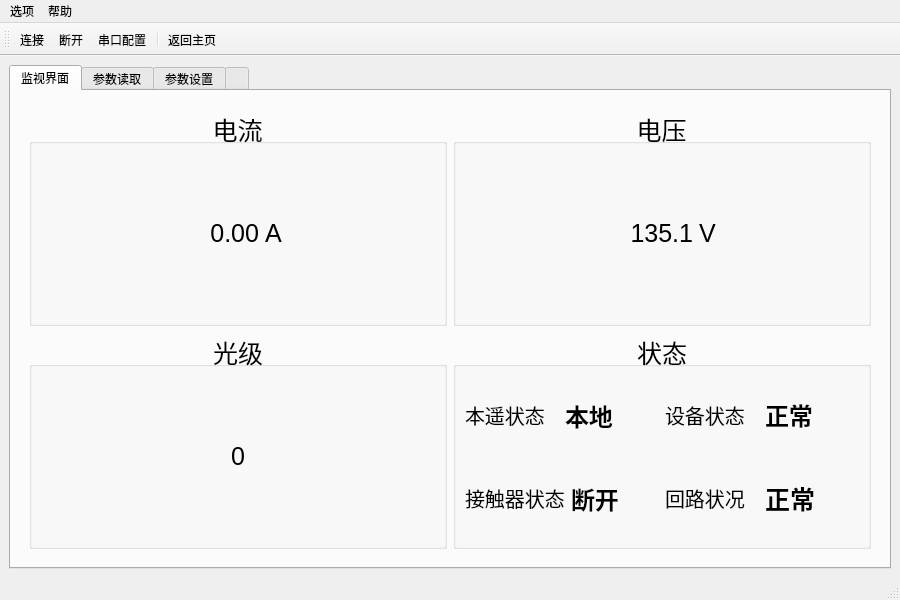
This is ccr.ui in archeno/QserialTool as Qt 5 draws it before an edit. The edited form follows.
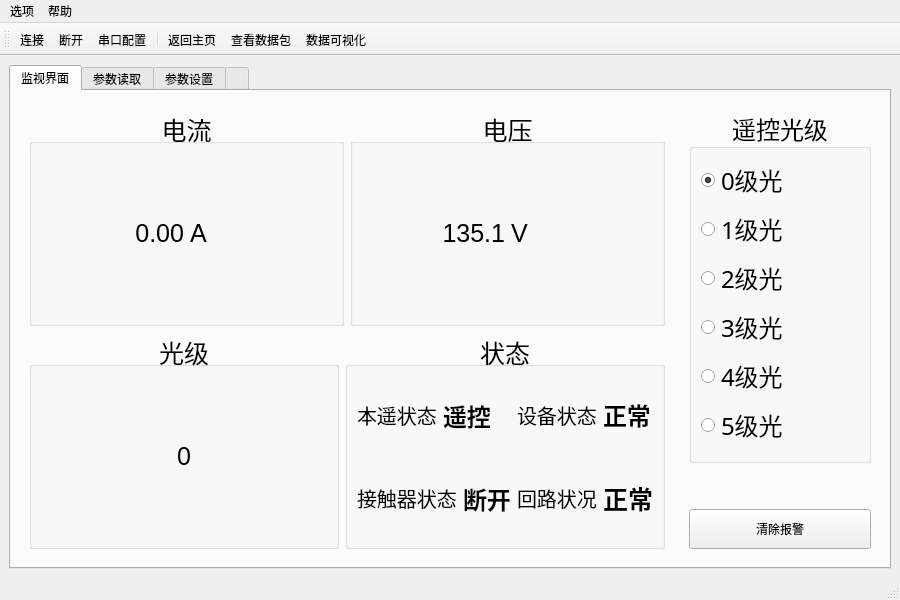
This is the edited form. Icons and pictures are not drawn.

```diff
--- a/ccr.ui
+++ b/ccr.ui
@@ -14,7 +14,7 @@
    <string>MainWindow</string>
   </property>
   <widget class="QWidget" name="centralwidget">
-   <layout class="QVBoxLayout" name="verticalLayout">
+   <layout class="QVBoxLayout" name="verticalLayout_4">
     <item>
      <widget class="QTabWidget" name="tabWidget">
       <property name="autoFillBackground">
@@ -27,8 +27,8 @@
        <attribute name="title">
         <string>监视界面</string>
        </attribute>
-       <layout class="QGridLayout" name="gridLayout_2">
-        <item row="0" column="0">
+       <layout class="QHBoxLayout" name="horizontalLayout_9">
+        <item>
          <widget class="QWidget" name="widget" native="true">
           <layout class="QVBoxLayout" name="verticalLayout_6">
            <item>
@@ -51,34 +51,30 @@
                </property>
                <layout class="QGridLayout" name="gridLayout">
                 <item row="0" column="0">
-                 <layout class="QHBoxLayout" name="horizontalLayout">
-                  <item>
-                   <widget class="QLabel" name="labCurrent">
-                    <property name="text">
-                     <string>0.00</string>
-                    </property>
-                    <property name="alignment">
-                     <set>Qt::AlignRight|Qt::AlignTrailing|Qt::AlignVCenter</set>
-                    </property>
-                    <property name="value" stdset="0">
-                     <bool>false</bool>
-                    </property>
-                   </widget>
-                  </item>
-                  <item>
-                   <widget class="QLabel" name="labA">
-                    <property name="maximumSize">
-                     <size>
-                      <width>170</width>
-                      <height>16777215</height>
-                     </size>
-                    </property>
-                    <property name="text">
-                     <string>A</string>
-                    </property>
-                   </widget>
-                  </item>
-                 </layout>
+                 <widget class="QLabel" name="labCurrent">
+                  <property name="text">
+                   <string>0.00</string>
+                  </property>
+                  <property name="alignment">
+                   <set>Qt::AlignRight|Qt::AlignTrailing|Qt::AlignVCenter</set>
+                  </property>
+                  <property name="value" stdset="0">
+                   <bool>false</bool>
+                  </property>
+                 </widget>
+                </item>
+                <item row="0" column="1">
+                 <widget class="QLabel" name="labA">
+                  <property name="maximumSize">
+                   <size>
+                    <width>16777215</width>
+                    <height>16777215</height>
+                   </size>
+                  </property>
+                  <property name="text">
+                   <string>A</string>
+                  </property>
+                 </widget>
                 </item>
                </layout>
               </widget>
@@ -102,6 +98,9 @@
                <layout class="QGridLayout" name="gridLayout_3">
                 <item row="0" column="0">
                  <layout class="QHBoxLayout" name="horizontalLayout_8">
+                  <property name="spacing">
+                   <number>6</number>
+                  </property>
                   <item>
                    <widget class="QLabel" name="labVoltage">
                     <property name="text">
@@ -119,7 +118,7 @@
                    <widget class="QLabel" name="labV">
                     <property name="maximumSize">
                      <size>
-                      <width>160</width>
+                      <width>16777215</width>
                       <height>16777215</height>
                      </size>
                     </property>
@@ -282,7 +281,7 @@
                        </font>
                       </property>
                       <property name="text">
-                       <string>本地</string>
+                       <string>遥控</string>
                       </property>
                       <property name="value" stdset="0">
                        <bool>false</bool>
@@ -334,6 +333,113 @@
           </layout>
          </widget>
         </item>
+        <item>
+         <widget class="QWidget" name="widget_2" native="true">
+          <property name="maximumSize">
+           <size>
+            <width>200</width>
+            <height>16777215</height>
+           </size>
+          </property>
+          <layout class="QVBoxLayout" name="verticalLayout">
+           <item>
+            <widget class="QGroupBox" name="groupBox_4">
+             <property name="font">
+              <font>
+               <family>AcadEref</family>
+               <pointsize>18</pointsize>
+              </font>
+             </property>
+             <property name="title">
+              <string>遥控光级</string>
+             </property>
+             <property name="alignment">
+              <set>Qt::AlignCenter</set>
+             </property>
+             <property name="flat">
+              <bool>false</bool>
+             </property>
+             <layout class="QVBoxLayout" name="verticalLayout_5">
+              <item>
+               <widget class="QRadioButton" name="rbtn0">
+                <property name="text">
+                 <string>0级光</string>
+                </property>
+                <property name="checked">
+                 <bool>true</bool>
+                </property>
+               </widget>
+              </item>
+              <item>
+               <widget class="QRadioButton" name="rbtn1">
+                <property name="text">
+                 <string>1级光</string>
+                </property>
+               </widget>
+              </item>
+              <item>
+               <widget class="QRadioButton" name="rbtn2">
+                <property name="text">
+                 <string>2级光</string>
+                </property>
+               </widget>
+              </item>
+              <item>
+               <widget class="QRadioButton" name="rbtn3">
+                <property name="text">
+                 <string>3级光</string>
+                </property>
+               </widget>
+              </item>
+              <item>
+               <widget class="QRadioButton" name="rbtn4">
+                <property name="text">
+                 <string>4级光</string>
+                </property>
+               </widget>
+              </item>
+              <item>
+               <widget class="QRadioButton" name="rbtn5">
+                <property name="text">
+                 <string>5级光</string>
+                </property>
+               </widget>
+              </item>
+             </layout>
+            </widget>
+           </item>
+           <item>
+            <spacer name="verticalSpacer">
+             <property name="orientation">
+              <enum>Qt::Vertical</enum>
+             </property>
+             <property name="sizeType">
+              <enum>QSizePolicy::Fixed</enum>
+             </property>
+             <property name="sizeHint" stdset="0">
+              <size>
+               <width>20</width>
+               <height>40</height>
+              </size>
+             </property>
+            </spacer>
+           </item>
+           <item>
+            <widget class="QPushButton" name="pushButton">
+             <property name="minimumSize">
+              <size>
+               <width>0</width>
+               <height>40</height>
+              </size>
+             </property>
+             <property name="text">
+              <string>清除报警</string>
+             </property>
+            </widget>
+           </item>
+          </layout>
+         </widget>
+        </item>
        </layout>
       </widget>
       <widget class="QWidget" name="tab_2">
@@ -390,6 +496,9 @@
    <property name="windowTitle">
     <string>toolBar</string>
    </property>
+   <property name="toolButtonStyle">
+    <enum>Qt::ToolButtonTextUnderIcon</enum>
+   </property>
    <attribute name="toolBarArea">
     <enum>TopToolBarArea</enum>
    </attribute>
@@ -401,6 +510,8 @@
    <addaction name="actionSerialConfig"/>
    <addaction name="separator"/>
    <addaction name="actionhomepage"/>
+   <addaction name="actiondataDisplay"/>
+   <addaction name="actionVisualization"/>
   </widget>
   <action name="actionconnect">
    <property name="icon">
@@ -465,6 +576,30 @@
     <string>串口配置</string>
    </property>
   </action>
+  <action name="actiondataDisplay">
+   <property name="checkable">
+    <bool>true</bool>
+   </property>
+   <property name="icon">
+    <iconset resource="res.qrc">
+     <normaloff>:/images/dataReceive.png</normaloff>:/images/dataReceive.png</iconset>
+   </property>
+   <property name="text">
+    <string>查看数据包</string>
+   </property>
+  </action>
+  <action name="actionVisualization">
+   <property name="checkable">
+    <bool>true</bool>
+   </property>
+   <property name="icon">
+    <iconset resource="res.qrc">
+     <normaloff>:/images/visualization.png</normaloff>:/images/visualization.png</iconset>
+   </property>
+   <property name="text">
+    <string>数据可视化</string>
+   </property>
+  </action>
  </widget>
  <resources>
   <include location="res.qrc"/>
```
Left out of the diff: 46 changed lines with no effect on the pictures.
